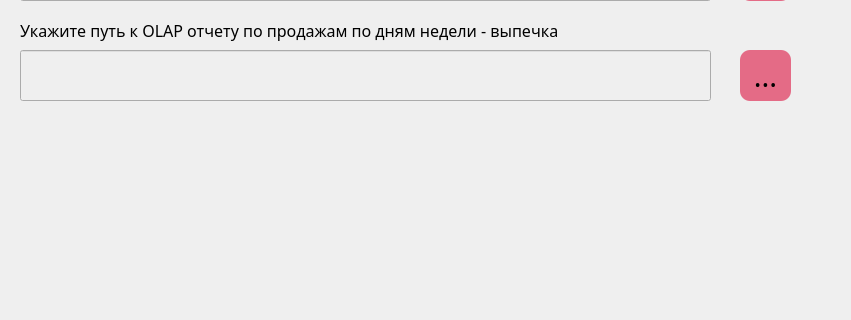
First picture: the form in ui/bakery.ui, repository PavelZagumenkin/Malina_Orders_v1, before the edit; both pictures show x 0 to 851 and y 160 to 480 of the 1240 by 700 pixel window.
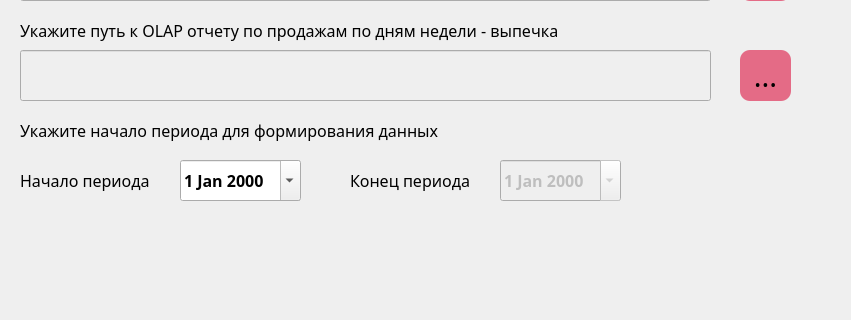
Second picture: the form after the edit. Icons and pictures are not drawn.

Commit message: работает установка периода

What changed in the file:
```diff
--- a/ui/bakery.ui
+++ b/ui/bakery.ui
@@ -300,6 +300,123 @@
      <bool>false</bool>
     </property>
    </widget>
+   <widget class="QLabel" name="label_startDay_and_endDay">
+    <property name="geometry">
+     <rect>
+      <x>20</x>
+      <y>280</y>
+      <width>691</width>
+      <height>21</height>
+     </rect>
+    </property>
+    <property name="font">
+     <font>
+      <family>Trebuchet MS</family>
+      <pointsize>12</pointsize>
+     </font>
+    </property>
+    <property name="text">
+     <string>Укажите начало периода для формирования данных</string>
+    </property>
+    <property name="alignment">
+     <set>Qt::AlignLeading|Qt::AlignLeft|Qt::AlignVCenter</set>
+    </property>
+   </widget>
+   <widget class="QLabel" name="label_startDay">
+    <property name="geometry">
+     <rect>
+      <x>20</x>
+      <y>320</y>
+      <width>141</width>
+      <height>41</height>
+     </rect>
+    </property>
+    <property name="font">
+     <font>
+      <family>Trebuchet MS</family>
+      <pointsize>12</pointsize>
+     </font>
+    </property>
+    <property name="layoutDirection">
+     <enum>Qt::LeftToRight</enum>
+    </property>
+    <property name="text">
+     <string>Начало периода</string>
+    </property>
+    <property name="alignment">
+     <set>Qt::AlignLeading|Qt::AlignLeft|Qt::AlignVCenter</set>
+    </property>
+   </widget>
+   <widget class="QLabel" name="label_EndDay">
+    <property name="geometry">
+     <rect>
+      <x>350</x>
+      <y>320</y>
+      <width>141</width>
+      <height>41</height>
+     </rect>
+    </property>
+    <property name="font">
+     <font>
+      <family>Trebuchet MS</family>
+      <pointsize>12</pointsize>
+     </font>
+    </property>
+    <property name="text">
+     <string>Конец периода</string>
+    </property>
+    <property name="alignment">
+     <set>Qt::AlignLeading|Qt::AlignLeft|Qt::AlignVCenter</set>
+    </property>
+   </widget>
+   <widget class="QDateEdit" name="dateEdit_startDay">
+    <property name="geometry">
+     <rect>
+      <x>180</x>
+      <y>320</y>
+      <width>121</width>
+      <height>41</height>
+     </rect>
+    </property>
+    <property name="font">
+     <font>
+      <family>Trebuchet MS</family>
+      <pointsize>12</pointsize>
+      <weight>75</weight>
+      <bold>true</bold>
+     </font>
+    </property>
+    <property name="calendarPopup">
+     <bool>true</bool>
+    </property>
+    <property name="timeSpec">
+     <enum>Qt::LocalTime</enum>
+    </property>
+   </widget>
+   <widget class="QDateEdit" name="dateEdit_EndDay">
+    <property name="enabled">
+     <bool>false</bool>
+    </property>
+    <property name="geometry">
+     <rect>
+      <x>500</x>
+      <y>320</y>
+      <width>121</width>
+      <height>41</height>
+     </rect>
+    </property>
+    <property name="font">
+     <font>
+      <family>Trebuchet MS</family>
+      <pointsize>12</pointsize>
+      <weight>75</weight>
+      <bold>true</bold>
+     </font>
+    </property>
+    <property name="calendarPopup">
+     <bool>true</bool>
+    </property>
+   </widget>
   </widget>
  </widget>
  <resources/>
```
The commit also changes 4 other files.
